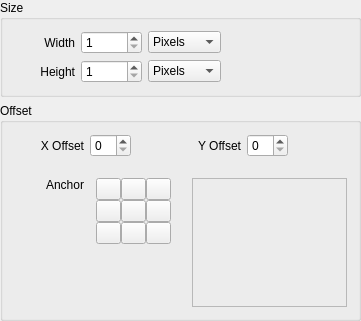
First picture: the form in krita/plugins/extensions/imagesize/wdg_canvassize.ui, repository KDE/calligra, before the edit.
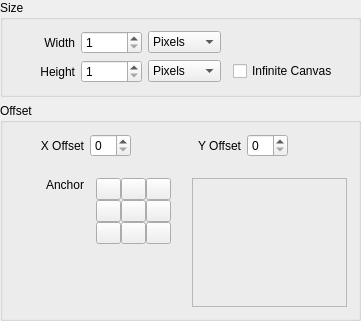
Second picture: the form after the edit. Custom widgets are drawn as their Qt base class.

Commit message: Infinite Canvas Option added to Canvas Size dialog

The edit to the form file:
```diff
--- a/krita/plugins/extensions/imagesize/wdg_canvassize.ui
+++ b/krita/plugins/extensions/imagesize/wdg_canvassize.ui
@@ -129,6 +129,13 @@
         </property>
        </widget>
       </item>
+      <item row="1" column="6">
+       <widget class="QCheckBox" name="chkInfiniteCanvas">
+        <property name="text">
+         <string>Infinite Canvas</string>
+        </property>
+       </widget>
+      </item>
      </layout>
     </widget>
    </item>
```
The commit also changes 2 other files.
